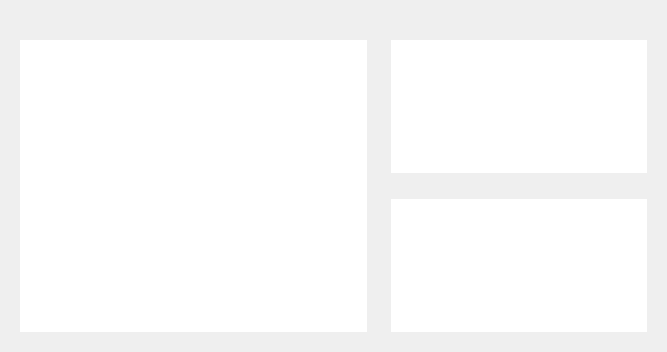
This is src/plugins/welcome/communitywelcomepagewidget.ui in qt-creator/qt-creator as Qt 5 draws it before an edit. The edited form follows.
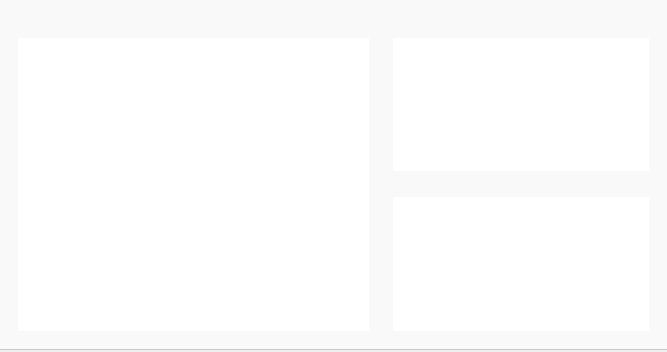
This is the edited form. Custom widgets are drawn as their Qt base class.

Commit message:
Updated layouts for welcome screen
Got rid of the inner frame to make things look more
tab-like and less cluttered.

The edit to the form file:
```diff
--- a/src/plugins/welcome/communitywelcomepagewidget.ui
+++ b/src/plugins/welcome/communitywelcomepagewidget.ui
@@ -13,6 +13,35 @@
   <property name="windowTitle">
    <string>Form</string>
   </property>
+  <layout class="QHBoxLayout" name="horizontalLayout_2">
+   <property name="leftMargin">
+    <number>0</number>
+   </property>
+   <property name="topMargin">
+    <number>0</number>
+   </property>
+   <property name="rightMargin">
+    <number>0</number>
+   </property>
+   <property name="bottomMargin">
+    <number>2</number>
+   </property>
+   <item>
+    <widget class="QFrame" name="contentframe">
+     <property name="styleSheet">
+      <string notr="true">#contentframe{
+   border: none 0px;
+   border-bottom: 1px solid #c9c9c9;
+   background: #f9f9f9;
+   margin: 0px;
+}</string>
+     </property>
+     <property name="frameShape">
+      <enum>QFrame::StyledPanel</enum>
+     </property>
+     <property name="frameShadow">
+      <enum>QFrame::Raised</enum>
+     </property>
   <layout class="QHBoxLayout" name="horizontalLayout">
    <item>
     <widget class="QFrame" name="labsFrame">
@@ -264,6 +293,9 @@
           <string notr="true">2</string>
          </property>
         </column>
+          </widget>
+         </item>
+        </layout>
        </widget>
       </item>
      </layout>
```
Lines whose indentation alone changed are shown as unchanged. The commit also changes 4 other files.
